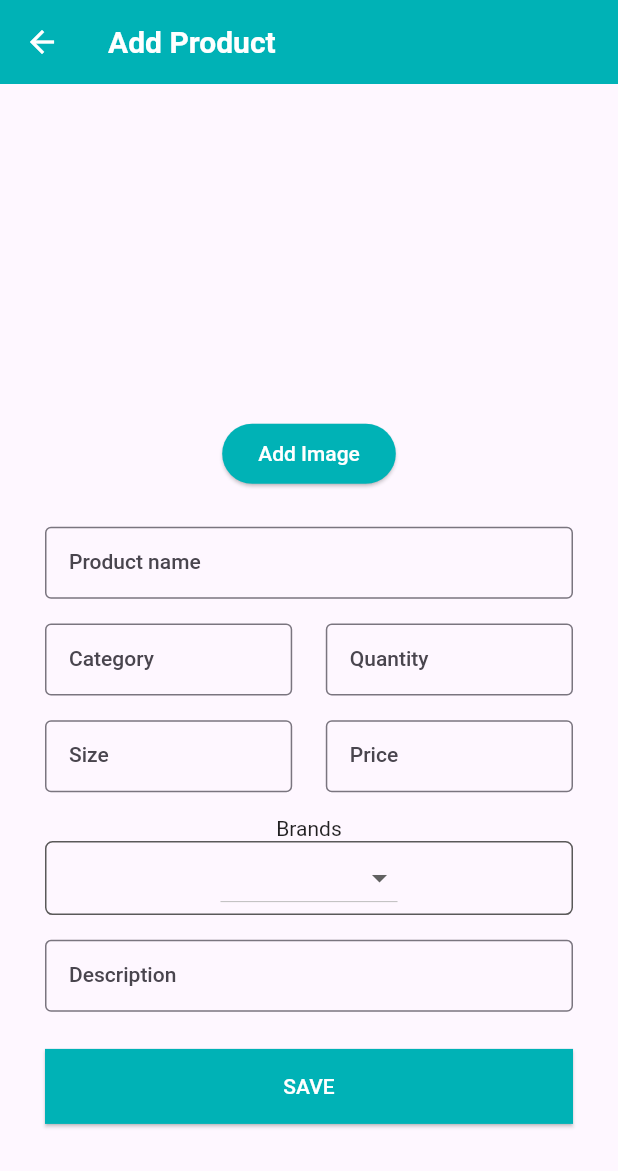
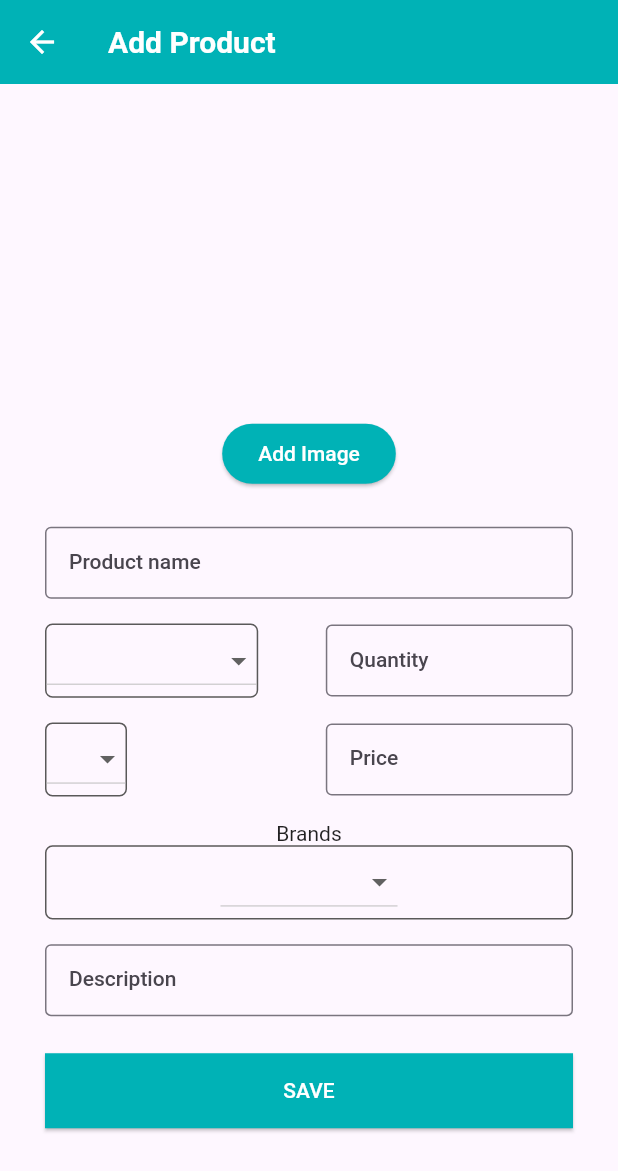
Before and after one commit to Sandrapc1/BagBills_AdminApp, a Flutter app: the AddproductsScreen screen opened directly, on a phone screen of 412 x 824 dp. Shown: the top 1171 px of the screen. Run offline on Flutter 3.47's test engine with Material 2 defaults, Android fonts, the phone set to English and light mode, and no system bars; drawn by our look-alikes of carousel_slider; our stand-ins replace cloud_firestore, firebase_auth, firebase_core, firebase_storage, get, google_fonts and 1 more; accounts and stored records are empty.

Commit message:
curd completed

```diff
--- a/lib/main.dart
+++ b/lib/main.dart
@@ -7,7 +7,7 @@ import 'package:flutter/material.dart';
 import 'package:get/get.dart';
 import 'package:google_fonts/google_fonts.dart';
 
-import 'colors/colors.dart';
+import 'core/colors.dart';
 import 'firebase_options.dart';
 
 Future <void> main() async {
--- a/lib/screen/addproducts/add_screen.dart
+++ b/lib/screen/addproducts/add_screen.dart
@@ -2,8 +2,8 @@
 
 import 'dart:developer';
 import 'dart:io';
-import 'package:bagbliss_admin/colors/colors.dart';
-import 'package:bagbliss_admin/screen/addproducts/image_picker.dart';
+import 'package:bagbliss_admin/core/colors.dart';
+import 'package:bagbliss_admin/screen/addproducts/function.dart';
 import 'package:bagbliss_admin/screen/addproducts/widgets/row_costume_widget.dart';
 import 'package:bagbliss_admin/screen/home/homescreen.dart';
 import 'package:carousel_slider/carousel_slider.dart';
@@ -15,6 +15,21 @@ import 'widgets/build_textfield.dart';
 
 // final GlobalKey<FormState> _formkeys=GlobalKey<FormState>();
 final brands = ['Baggit', 'Allen Solly', 'H&M', 'Saint Laurent'];
+final Categorys = [
+  'Cross Bag',
+  'Tote Bag',
+  'Shoulder Bag',
+  'Clutches Bag',
+  'Messengerr Bag'
+];
+final sizes = [
+  'X',
+  'M',
+  'S',
+  'XL',
+  'XXL',
+];
+
 TextEditingController productcontoller = TextEditingController();
 TextEditingController categorycontoller = TextEditingController();
 TextEditingController quantitycontoller = TextEditingController();
@@ -138,16 +153,15 @@ class AddproductsScreen extends StatelessWidget {
                   height: height * 0.02,
                 ),
                 CostumRow(
-                    labelText1: 'Category',
-                    controller1: categorycontoller,
-                    labelText2: 'Quantity',
-                    controller2: quantitycontoller),
+                  dropdownList: Categorys,
+                  labelText2: 'Quantity',
+                  controller2: quantitycontoller,
+                ),
                 SizedBox(
                   height: height * 0.02,
                 ),
                 CostumRow(
-                  labelText1: 'Size',
-                  controller1: sizecontoller,
+                  dropdownList: sizes,
                   labelText2: 'Price',
                   controller2: pricecontoller,
                 ),
@@ -156,17 +170,18 @@ class AddproductsScreen extends StatelessWidget {
                 ),
                 const Text('Brands'),
                 Obx(() => Container(
-                  height: height*0.06,
-                  alignment: Alignment.center,
-                  decoration:
-                  BoxDecoration(border: Border.all(color: const Color.fromARGB(255, 90, 89, 89)),
-                  borderRadius: BorderRadius.circular(5)),
-                  child: DropdownButton<String>(
+                      height: height * 0.06,
+                      alignment: Alignment.center,
+                      decoration: BoxDecoration(
+                          border: Border.all(
+                              color: const Color.fromARGB(255, 90, 89, 89)),
+                          borderRadius: BorderRadius.circular(5)),
+                      child: DropdownButton<String>(
                         value: imagePickerController.dropgetx.value.isNotEmpty
                             ? imagePickerController.dropgetx.value
                             : null,
-                        items:
-                            brands.map<DropdownMenuItem<String>>((String value) {
+                        items: brands
+                            .map<DropdownMenuItem<String>>((String value) {
                           return DropdownMenuItem(
                             value: value,
                             child: Text(value),
@@ -179,7 +194,7 @@ class AddproductsScreen extends StatelessWidget {
                           }
                         },
                       ),
-                )),
+                    )),
 
                 //  BuildTextField(
                 //     labelText: 'Brand', controller: brandcontroller),
@@ -207,8 +222,7 @@ class AddproductsScreen extends StatelessWidget {
                           id: bags.id,
                           description: descriptioncontoller.text,
                           image: imagePickerController.downloadURLs,
-                          brand: imagePickerController.dropgetx.toString()
-                          ));
+                          brand: imagePickerController.dropgetx.toString()));
                       imagePickerController.imagelist.clear();
                       imagePickerController.downloadURLs.clear();
                       log(imagePickerController.imagelist.toString());
--- a/lib/screen/addproducts/image_picker.dart
+++ b/lib/screen/addproducts/function.dart
@@ -65,7 +65,15 @@ Future<void> uploadImagesToFirebase(
     }
       }
 
+ RxString dropdowngetx=''.obs;
+      void setSelectedCategorys( String category){
+       dropdowngetx.value=category;
+      }
 
+ RxString dropdownsizegetx=''.obs;
+      void setSelectedSize( String category){
+       dropdownsizegetx.value=category;
+      }
 
       RxString dropgetx=''.obs;
       void setSelectedBrand( String brand){
--- a/lib/screen/addproducts/widgets/row_costume_widget.dart
+++ b/lib/screen/addproducts/widgets/row_costume_widget.dart
@@ -1,23 +1,24 @@
-// ignore_for_file: unused_local_variable
+// ignore_for_file: unused_local_variable, prefer_typing_uninitialized_variables
 
 import 'package:flutter/material.dart';
+import 'package:get/get_state_manager/get_state_manager.dart';
+import '../../update/update_product.dart';
 import 'build_textfield.dart';
 
 class CostumRow extends StatelessWidget {
   const CostumRow({
     super.key,
-    required this.labelText1,
     required this.labelText2,
-    required this.controller1,
     required this.controller2,
+    required this.dropdownList,
 
   });
-  final String labelText1;
+
   final String labelText2;
+  final dropdownList;
+  // final selec
 
-  final TextEditingController controller1;
   final TextEditingController controller2;
-
 
   @override
   Widget build(BuildContext context) {
@@ -25,12 +26,56 @@ class CostumRow extends StatelessWidget {
     var width = size.width;
     var height = size.height;
     return Row(mainAxisAlignment: MainAxisAlignment.spaceBetween, children: [
-      SizedBox(
-          width: width * 0.4,
-          child: BuildTextField(
-            labelText: labelText1,
-            controller: controller1,
-          )),
+      Container(
+        height: height * 0.06,
+        alignment: Alignment.center,
+        decoration: BoxDecoration(
+            border: Border.all(color: const Color.fromARGB(255, 90, 89, 89)),
+            borderRadius: BorderRadius.circular(5)),
+        child: Obx(
+          () => DropdownButton<String>(
+            value: imagePickerController.dropdowngetx.value.isNotEmpty
+                ? imagePickerController.dropdowngetx.value
+                : null,
+            items: dropdownList.map<DropdownMenuItem<String>>((String value) {
+              return DropdownMenuItem(
+                value: value,
+                child: Text(value),
+              );
+            }).toList(),
+            onChanged: (newvalues) {
+              if (newvalues != null) {
+                imagePickerController.setSelectedCategorys(newvalues);
+              }
+            },
+          ),
+        ),
+      ),
+      // Container(
+      //   height: height * 0.06,
+      //   alignment: Alignment.center,
+      //   decoration: BoxDecoration(
+      //       border: Border.all(color: const Color.fromARGB(255, 90, 89, 89)),
+      //       borderRadius: BorderRadius.circular(5)),
+      //   child: Obx(
+      //     () => DropdownButton<String>(
+      //       value: imagePickerController.dropdownsizegetx.value.isNotEmpty
+      //           ? imagePickerController.dropdownsizegetx.value
+      //           : null,
+      //       items: dropdownList.map<DropdownMenuItem<String>>((String value) {
+      //         return DropdownMenuItem(
+      //           value: value,
+      //           child: Text(value),
+      //         );
+      //       }).toList(),
+      //       onChanged: (newvalues) {
+      //         if (newvalues != null) {
+      //           imagePickerController.setSelectedSize(newvalues);
+      //         }
+      //       },
+      //     ),
+      //   ),
+      // ),
       SizedBox(
           // height: height * 0.06,
           width: width * 0.4,
--- a/lib/screen/admin/admin_login.dart
+++ b/lib/screen/admin/admin_login.dart
@@ -1,7 +1,7 @@
 // ignore_for_file: body_might_complete_normally_nullable, unused_local_variable, must_be_immutable
 import 'package:bagbliss_admin/auth/auth.dart';
 import 'package:bagbliss_admin/auth/validation.dart';
-import 'package:bagbliss_admin/colors/colors.dart';
+import 'package:bagbliss_admin/core/colors.dart';
 import 'package:bagbliss_admin/screen/admin/controller.dart';
 import 'package:flutter/material.dart';
 import 'package:get/get.dart';
--- a/lib/screen/admin/forgotpassword/resetpaswrd.dart
+++ b/lib/screen/admin/forgotpassword/resetpaswrd.dart
@@ -3,7 +3,7 @@
 import 'package:firebase_auth/firebase_auth.dart';
 import 'package:flutter/material.dart';
 import 'package:get/get.dart';
-import '../../../colors/colors.dart';
+import '../../../core/colors.dart';
 import 'succes.dart';
 
 TextEditingController restcontroller = TextEditingController();
--- a/lib/screen/home/homescreen.dart
+++ b/lib/screen/home/homescreen.dart
@@ -1,7 +1,7 @@
 
 // ignore_for_file: unused_local_variable
 
-import 'package:bagbliss_admin/colors/colors.dart';
+import 'package:bagbliss_admin/core/colors.dart';
 // import 'package:bagbliss_admin/screen/addproducts/image_picker.dart';
 import 'package:bagbliss_admin/screen/admin/admin_login.dart';
 import 'package:bagbliss_admin/screen/home/screen/order_screen.dart';
--- a/lib/screen/home/screen/product_screen.dart
+++ b/lib/screen/home/screen/product_screen.dart
@@ -1,6 +1,6 @@
 // ignore_for_file: unused_local_variable, avoid_unnecessary_containers
 import 'dart:developer';
-import 'package:bagbliss_admin/colors/colors.dart';
+import 'package:bagbliss_admin/core/colors.dart';
 import 'package:bagbliss_admin/screen/update/update_product.dart';
 import 'package:cloud_firestore/cloud_firestore.dart';
 import 'package:flutter/material.dart';
--- a/lib/screen/search/search.dart
+++ b/lib/screen/search/search.dart
@@ -1,4 +1,4 @@
-import 'package:bagbliss_admin/colors/colors.dart';
+import 'package:bagbliss_admin/core/colors.dart';
 import 'package:flutter/material.dart';
 
 class SearchScreen extends StatelessWidget {
--- a/lib/screen/update/update_product.dart
+++ b/lib/screen/update/update_product.dart
@@ -1,7 +1,7 @@
 // ignore_for_file: unused_local_variable, prefer_typing_uninitialized_variables
 import 'dart:developer';
-import 'package:bagbliss_admin/colors/colors.dart';
-import 'package:bagbliss_admin/screen/addproducts/image_picker.dart';
+import 'package:bagbliss_admin/core/colors.dart';
+import 'package:bagbliss_admin/screen/addproducts/function.dart';
 import 'package:bagbliss_admin/screen/addproducts/widgets/row_costume_widget.dart';
 import 'package:carousel_slider/carousel_slider.dart';
 import 'package:cloud_firestore/cloud_firestore.dart';
@@ -157,18 +157,19 @@ class _EditProductScreenState extends State<EditProductScreen> {
                   height: height * 0.02,
                 ),
                 CostumRow(
-                    labelText1: 'Category',
-                    controller1: categorycontoller,
+
+                    // labelText1: 'Category',
+                    // controller1: categorycontoller,
                     labelText2: 'Quantity',
-                    controller2: quantitycontoller),
+                    controller2: quantitycontoller, dropdownList: Categorys,),
                 SizedBox(
                   height: height * 0.02,
                 ),
                 CostumRow(
-                  labelText1: 'Size',
-                  controller1: sizecontoller,
+                  // labelText1: 'Size',
+                  // controller1: sizecontoller,
                   labelText2: 'Price',
-                  controller2: pricecontoller,
+                  controller2: pricecontoller, dropdownList: sizes,
                 ),
                   SizedBox(
                   height: height * 0.02,
```
Also changed, not shown: lib/core/colors.dart (renamed from lib/colors/colors.dart).
